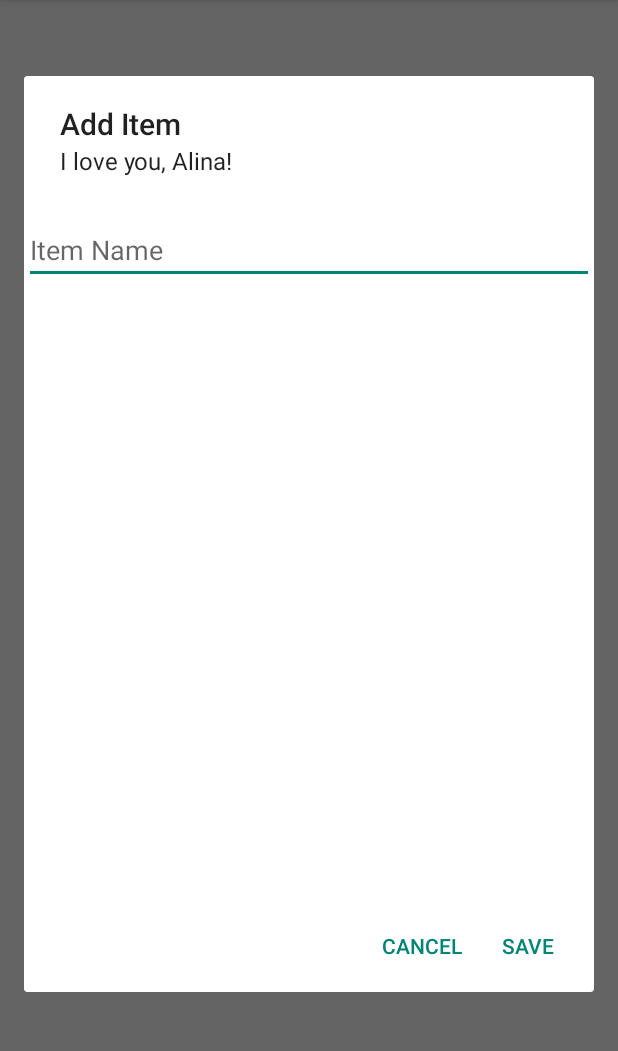
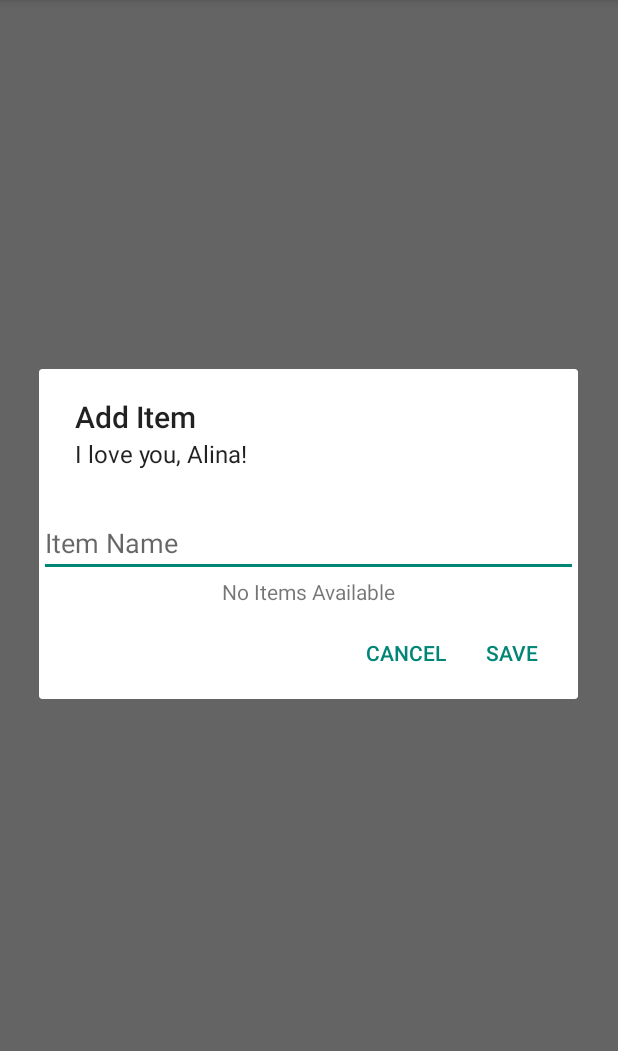
Before and after one commit to c-lombardi/ShoppingList, an Android app: the screen it shows after launch (Shopping_List), after a tap on "New Item Name", on a phone screen of 412 x 824 dp, the part 84-1135 px from its top. Run offline under Robolectric (Android 15) with nearby library versions, the phone set to English and light mode, and no system bars.

Commit message:
Set Empty View

```diff
--- a/Shopping_List/app/src/main/java/com/example/christopher/shopping_list/Shopping_List.java
+++ b/Shopping_List/app/src/main/java/com/example/christopher/shopping_list/Shopping_List.java
@@ -47,6 +47,7 @@ public class Shopping_List extends AppCompatActivity {
         itemArrayList = new ArrayList<>();
         adapter = new ItemsAdapter(this, itemArrayList);
         final ListView listView = (ListView) findViewById(R.id.listView);
+        listView.setEmptyView(findViewById(R.id.empty));
         listView.setAdapter(adapter);
         final SwipeRefreshLayout swipeLayout = (SwipeRefreshLayout) findViewById(R.id.swipe_container);
         swipeLayout.setOnRefreshListener(new SwipeRefreshLayout.OnRefreshListener() {
@@ -137,7 +138,7 @@ public class Shopping_List extends AppCompatActivity {
                         try {
                             for (Item i : itemArrayList) {
                                 if (i.getName().equals(itemName)) {
-                                    new Client.ClientBuilder(ByteCommand.removeItemFromList, (ListView) findViewById(R.id.listView), (SwipeRefreshLayout) findViewById(R.id.swipe_container), i, getPreferences(MODE_PRIVATE).getString("IpAddress", "127.0.0.1")).build().execute();
+                                    new Client.ClientBuilder(ByteCommand.removeItemFromList, (ListView) findViewById(R.id.listView), (SwipeRefreshLayout) findViewById(R.id.swipe_container), i, getPreferences(MODE_PRIVATE).getString("IpAddress", "127.0.0.1")).deleteButton((Button) findViewById(R.id.DeleteBoughtItems)).build().execute();
                                     break;
                                 }
                             }
@@ -349,6 +350,7 @@ public class Shopping_List extends AppCompatActivity {
         final EditText itemNameView = (EditText) inflatedView.findViewById(R.id.itemName);
         final ListView itemLibraryListView = (ListView) inflatedView.findViewById(R.id.libraryItemsListView);
         itemLibraryListView.setAdapter(libraryAdapter);
+        itemLibraryListView.setEmptyView(findViewById(R.id.empty));
         new Client.ClientBuilder(ByteCommand.getLibrary, (ListView) findViewById(R.id.libraryItemsListView), null, getPreferences(MODE_PRIVATE).getString("IpAddress", "127.0.0.1")).build().execute();
         itemLibraryListView.setOnItemClickListener(new AdapterView.OnItemClickListener() {
             @Override
@@ -393,7 +395,7 @@ public class Shopping_List extends AppCompatActivity {
                         for(Item i : itemLibraryChosenHashSet) {
                             itemIdLibraryChosenArrayList.add(i.getId());
                         }
-                        new Client.ClientBuilder(ByteCommand.reAddItems, (ListView) findViewById(R.id.libraryItemsListView), (SwipeRefreshLayout) findViewById(R.id.swipe_container), itemIdLibraryChosenArrayList, (Button) findViewById(R.id.DeleteBoughtItems), getPreferences(MODE_PRIVATE).getString("IpAddress", "127.0.0.1")).build().execute();
+                        new Client.ClientBuilder(ByteCommand.reAddItems, (ListView) findViewById(R.id.libraryItemsListView), (SwipeRefreshLayout) findViewById(R.id.swipe_container), itemIdLibraryChosenArrayList, getPreferences(MODE_PRIVATE).getString("IpAddress", "127.0.0.1")).deleteButton((Button) findViewById(R.id.DeleteBoughtItems)).build().execute();
                     }
                     else {
                         final String itemName = itemNameView.getText().toString().trim();
@@ -566,7 +568,7 @@ public class Shopping_List extends AppCompatActivity {
             for (Item i : foundItems) {
                 foundItemIds.add(i.getId());
             }
-            new Client.ClientBuilder(ByteCommand.removeItemsFromList, (ListView) findViewById(R.id.listView), (SwipeRefreshLayout) findViewById(R.id.swipe_container), foundItemIds, (Button) findViewById(R.id.DeleteBoughtItems), getPreferences(MODE_PRIVATE).getString("IpAddress", "127.0.0.1")).build().execute();
+            new Client.ClientBuilder(ByteCommand.removeItemsFromList, (ListView) findViewById(R.id.listView), (SwipeRefreshLayout) findViewById(R.id.swipe_container), foundItemIds, getPreferences(MODE_PRIVATE).getString("IpAddress", "127.0.0.1")).deleteButton((Button) findViewById(R.id.DeleteBoughtItems)).build().execute();
         }
     }
 
--- a/Shopping_List/app/src/main/res/layout/create_item_layout.xml
+++ b/Shopping_List/app/src/main/res/layout/create_item_layout.xml
@@ -14,4 +14,12 @@
         android:layout_height="410dp"
         android:id="@+id/libraryItemsListView"
         android:layout_gravity="center_horizontal" />
+    <TextView
+        android:layout_width="fill_parent"
+        android:layout_height="fill_parent"
+        android:id="@+id/empty"
+        android:focusable="false"
+        android:gravity="center_horizontal|center_vertical"
+        android:text="@string/no_items">
+    </TextView>
 </LinearLayout>
--- a/Shopping_List/app/src/main/res/layout/fragment_shopping__list.xml
+++ b/Shopping_List/app/src/main/res/layout/fragment_shopping__list.xml
@@ -5,6 +5,14 @@
     android:paddingTop="@dimen/activity_vertical_margin"
     android:paddingBottom="@dimen/activity_vertical_margin" tools:context=".Shopping_ListFragment"
     android:id="@+id/shopping_list_layout_id">
+    <TextView
+        android:layout_width="fill_parent"
+        android:layout_height="fill_parent"
+        android:id="@+id/empty"
+        android:gravity="center_horizontal|center_vertical"
+        android:focusable="false"
+        android:text="@string/no_items">
+    </TextView>
     <android.support.v4.widget.SwipeRefreshLayout
         xmlns:android="http://schemas.android.com/apk/res/android"
         android:id="@+id/swipe_container"
@@ -15,9 +23,8 @@
             android:layout_height="wrap_content"
             android:id="@+id/listView"
             android:layout_alignParentBottom="true" />
+
     </android.support.v4.widget.SwipeRefreshLayout>
-
-
     <Button
         android:layout_width="fill_parent"
         android:layout_height="wrap_content"
--- a/Shopping_List/app/src/main/res/values/strings.xml
+++ b/Shopping_List/app/src/main/res/values/strings.xml
@@ -4,4 +4,5 @@
     <string name="action_settings">Settings</string>
     <string name="add_item">New Item Name</string>
     <string name="remove_items">Remove Green Items</string>
+    <string name="no_items">No Items Available</string>
 </resources>
```
Also changed, not shown: Shopping_List/app/src/main/java/com/example/christopher/shopping_list/Client.java (+6 -2 lines).
